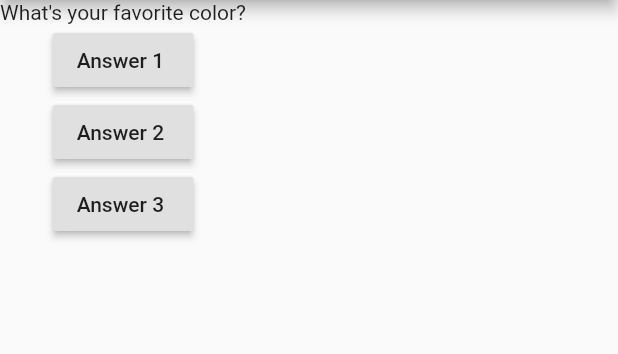
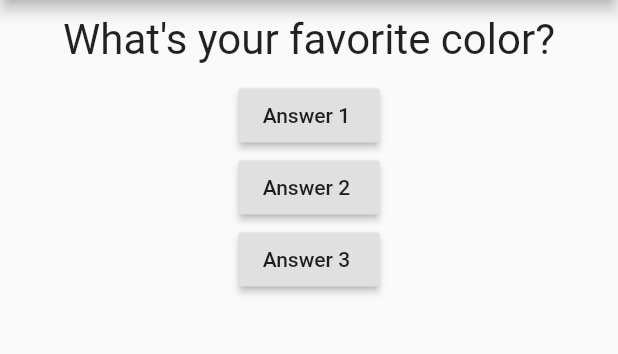
Before and after one commit to n3k00/learning_lessons, a Flutter app: the screen it shows after launch, on a phone screen of 412 x 824 dp, the part 84-438 px from its top. Run offline on Flutter 3.47's test engine with Material 2 defaults, Android fonts, the phone set to English and light mode, and no system bars.

```diff
--- a/first_app/lib/main.dart
+++ b/first_app/lib/main.dart
@@ -1,3 +1,4 @@
+import 'package:first_app/question.dart';
 import 'package:flutter/material.dart';
 
 void main() => runApp(MyApp());
@@ -32,7 +33,7 @@ class _MyAppState extends State<MyApp>{
         ),
         body: Column(
           children: [
-            Text(questions.elementAt(_questionIndex)),
+            Question(questions.elementAt(_questionIndex)),
             RaisedButton(
               onPressed: _answerQuestion,
               child: Text("Answer 1 "),
--- /dev/null
+++ b/first_app/lib/question.dart
@@ -0,0 +1,22 @@
+import 'package:flutter/material.dart';
+
+class Question extends StatelessWidget {
+  final String questionText;
+
+  const Question(this.questionText);
+
+  @override
+  Widget build(BuildContext context) {
+    return Container(
+      width: double.infinity,
+      margin: EdgeInsets.all(10),
+      child: Text(
+        questionText,
+        style: TextStyle(
+          fontSize: 28,
+        ),
+        textAlign: TextAlign.center,
+      ),
+    );
+  }
+}
```
